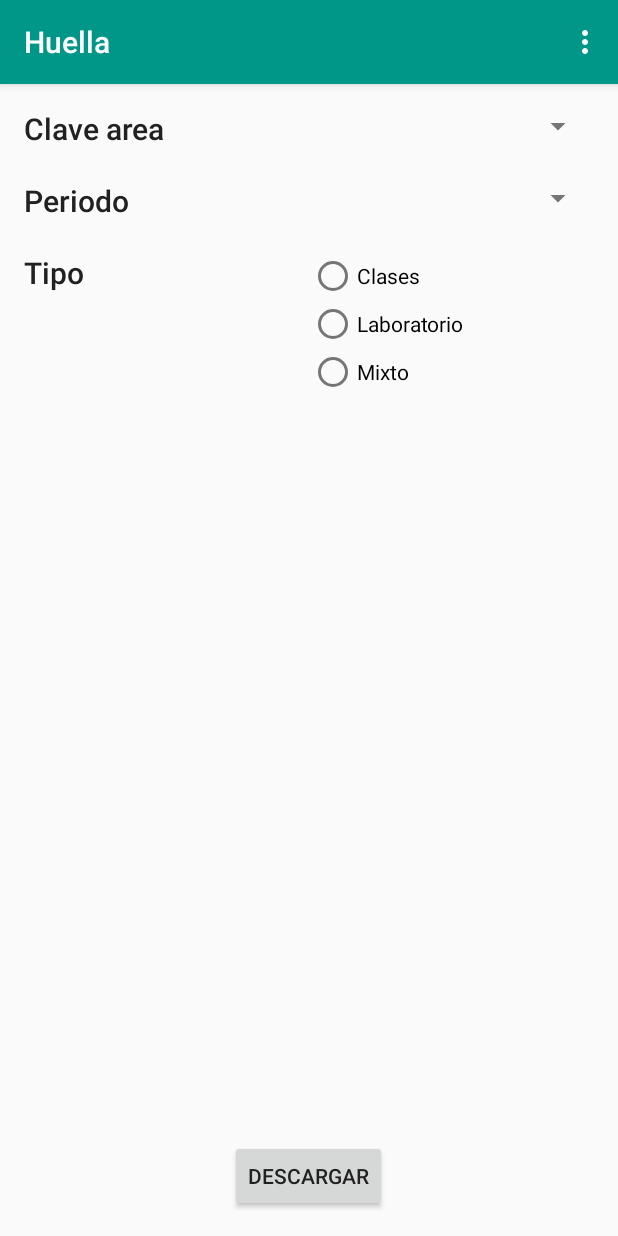
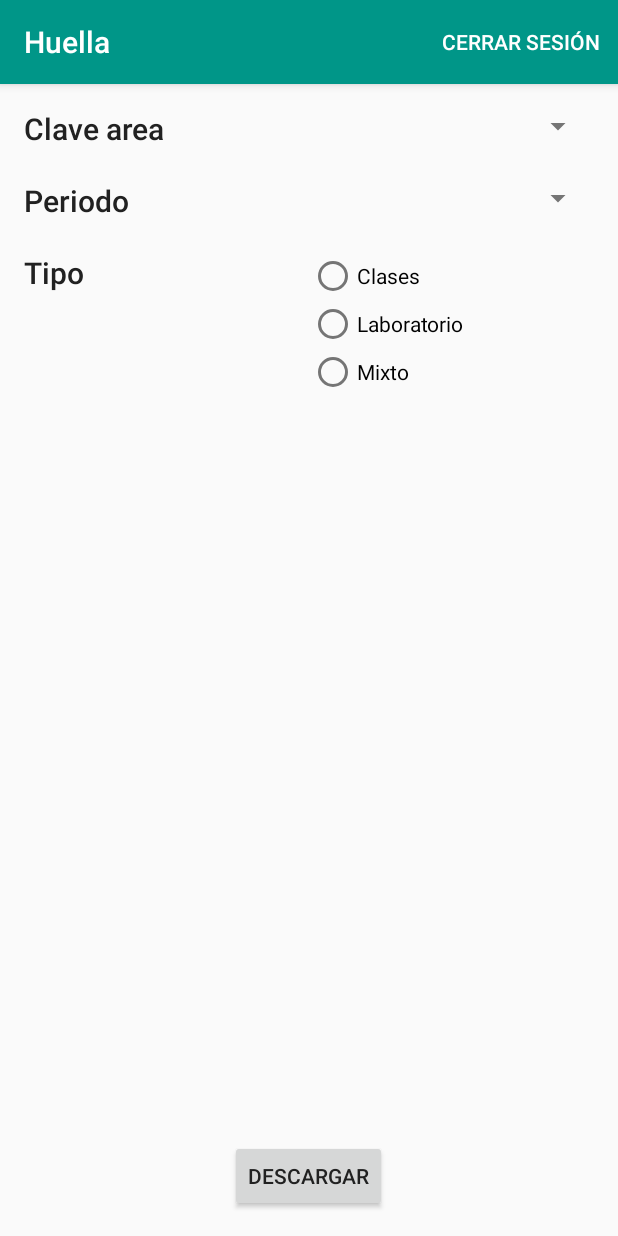
Before and after one commit to enriquesardz/FSW-Huella, an Android app: the DescargaRutaActivity screen opened directly, with no data from a screen before it, on a phone screen of 412 x 824 dp. Run offline under Robolectric (Android 15) with nearby library versions, the phone set to English and light mode, and no system bars; libraries missing offline, so code that uses them is left out: com.jaredrummler.materialspinner; plain views replace MaterialSpinner; 4 statements that could not run were skipped.

Commit message:
Error appbar not showing menu correctly

```diff
--- a/app/src/main/res/menu/settings_menu.xml
+++ b/app/src/main/res/menu/settings_menu.xml
@@ -1,6 +1,8 @@
 <?xml version="1.0" encoding="utf-8"?>
-<menu xmlns:android="http://schemas.android.com/apk/res/android">
+<menu xmlns:android="http://schemas.android.com/apk/res/android"
+    xmlns:app="http://schemas.android.com/apk/res-auto">
     <item android:id="@+id/cerrar_sesion"
+          app:showAsAction="always"
           android:title="@string/menu_cerrar_sesion"
         />
 </menu>
```
